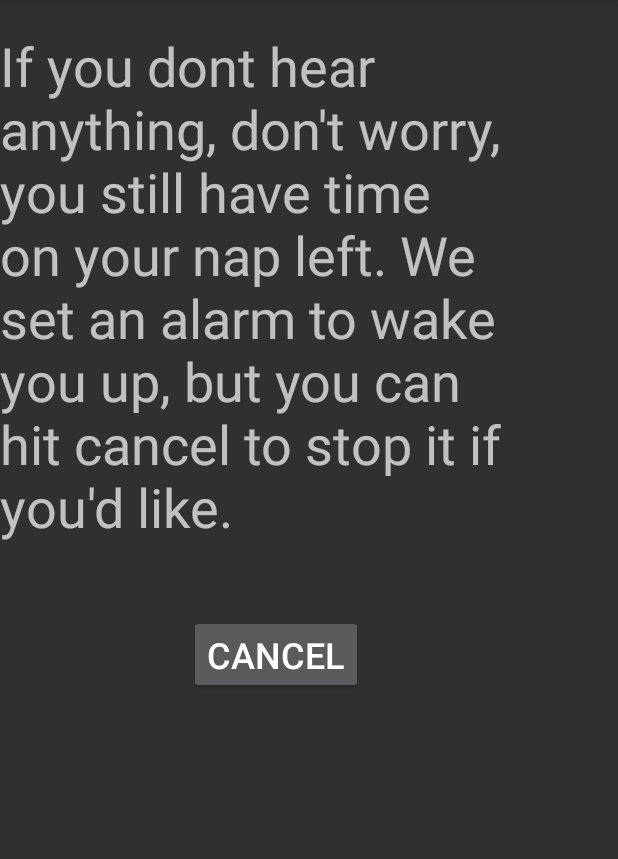
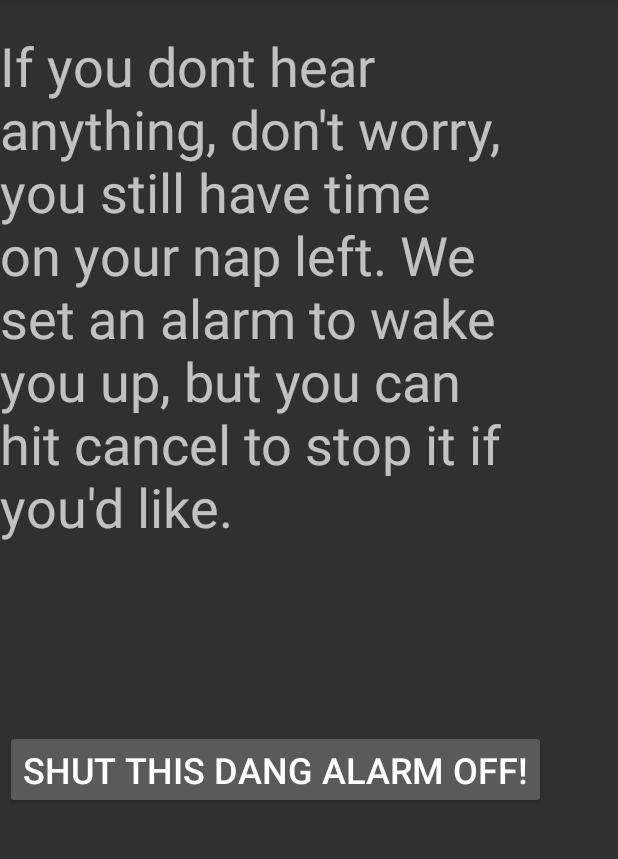
Before and after one commit to JoeyGale/NapAppv2, an Android app: the NapTimeTimer screen opened directly, with no data from a screen before it, on a phone screen of 412 x 824 dp, the part 84-943 px from its top. Run offline under Robolectric (Android 15) with nearby library versions, the phone set to English and light mode, and no system bars.

Commit message:
Added splash screen, timer visibility, and note screen.

```diff
--- a/app/src/main/AndroidManifest.xml
+++ b/app/src/main/AndroidManifest.xml
@@ -9,16 +9,17 @@
         android:roundIcon="@mipmap/ic_launcher_round"
         android:supportsRtl="true"
         android:theme="@style/AppTheme">
-        <activity android:name=".MainActivity">
+        <activity android:name=".Splash">
             <intent-filter>
                 <action android:name="android.intent.action.MAIN" />
 
                 <category android:name="android.intent.category.LAUNCHER" />
             </intent-filter>
         </activity>
+        <activity android:name=".MainActivity"></activity>
         <activity android:name=".TakeANap" />
         <activity android:name=".SeeNotes" />
-        <activity android:name=".NapTimeTimer"></activity>
+        <activity android:name=".NapTimeTimer" />
     </application>
 
 </manifest>
--- a/app/src/main/java/com/example/joeygale/napapp/NapTimeTimer.java
+++ b/app/src/main/java/com/example/joeygale/napapp/NapTimeTimer.java
@@ -6,14 +6,49 @@ import android.provider.MediaStore;
 import android.support.v7.app.AppCompatActivity;
 import android.os.Bundle;
 import android.util.Log;
+import android.view.KeyEvent;
 import android.view.View;
 import android.widget.Button;
 import android.widget.TextView;
+
+import org.w3c.dom.Text;
 
 import java.util.Timer;
 import java.util.TimerTask;
 
 public class NapTimeTimer extends AppCompatActivity {
+
+    // show seconds remaining
+    final Thread t = new Thread() {
+        @Override
+        public void run() {
+            try {
+                while (!isInterrupted()) {
+                    Thread.sleep(1000);
+                    runOnUiThread(new Runnable() {
+                        @Override
+                        public void run() {
+                            Button cancel = (Button) findViewById(R.id.btnCancel);
+                            TextView view = (TextView) findViewById(R.id.textView3);
+                            Button rotate = (Button) findViewById(R.id.btnRotate);
+
+                            if (TakeANap.napTimeSeconds > 0)
+                            {
+                                cancel.setText("Cancel: " + TakeANap.napTimeSeconds + " seconds remaining.");
+                                rotate.setRotation(rotate.getRotation() + 45);
+                            }
+                            else
+                            {
+                                cancel.setText("Shut this dang alarm off!");
+                                rotate.setVisibility(View.INVISIBLE);
+                            }
+                        }
+                    });
+                }
+            } catch (InterruptedException e) {
+            }
+        }
+    };
 
     @Override
     protected void onCreate(Bundle savedInstanceState) {
@@ -23,10 +58,13 @@ public class NapTimeTimer extends AppCompatActivity {
         final MediaPlayer mpAlarmClock;
 
         mpAlarmClock = MediaPlayer.create(this, R.raw.alarm_clock);
-        int secondsInNap = TakeANap.napTimeSeconds;
+        final int secondsInNap = TakeANap.napTimeSeconds;
+
+        t.start();
 
         //Declare the timer
         final Timer myTimer = new Timer();
+
         //Set the schedule function and rate
         myTimer.scheduleAtFixedRate(new TimerTask() {
                                         @Override
@@ -49,18 +87,26 @@ public class NapTimeTimer extends AppCompatActivity {
                                                 {
                                                     mpAlarmClock.pause();
                                                     myTimer.cancel();
+                                                    t.interrupt();
                                                     Intent myIntent = new Intent(NapTimeTimer.this, MainActivity.class);
                                                     startActivityForResult(myIntent, 0);
                                                 }
                                             });
-
-
                                         }
                                     },
                 //set the amount of time in milliseconds before first execution
                 0,
                 //Set the amount of time between each execution (in milliseconds)
                 1000);
+    }
 
+    // close the threads and media players if the user hits the back button
+    @Override
+    public boolean onKeyDown(int keyCode, KeyEvent event) {
+        if (keyCode == KeyEvent.KEYCODE_BACK) {
+            t.interrupt();
+        }
+
+        return super.onKeyDown(keyCode, event);
     }
 }
--- a/app/src/main/res/layout/activity_nap_time_timer.xml
+++ b/app/src/main/res/layout/activity_nap_time_timer.xml
@@ -9,8 +9,8 @@
     <RelativeLayout
         android:layout_width="368dp"
         android:layout_height="551dp"
-        tools:layout_editor_absoluteY="8dp"
-        tools:layout_editor_absoluteX="8dp">
+        tools:layout_editor_absoluteX="8dp"
+        tools:layout_editor_absoluteY="8dp">
 
         <TextView
             android:id="@+id/textView3"
@@ -26,11 +26,19 @@
             android:id="@+id/btnCancel"
             android:layout_width="wrap_content"
             android:layout_height="wrap_content"
-            android:layout_below="@+id/textView3"
+            android:layout_alignParentBottom="true"
             android:layout_centerHorizontal="true"
-            android:layout_marginTop="48dp"
+            android:layout_marginBottom="12dp"
             android:text="Cancel"
             android:textSize="24sp" />
 
+        <Button
+            android:id="@+id/btnRotate"
+            android:layout_width="wrap_content"
+            android:layout_height="wrap_content"
+            android:layout_below="@+id/textView3"
+            android:layout_centerHorizontal="true"
+            android:layout_marginTop="28dp" />
+
     </RelativeLayout>
 </android.support.constraint.ConstraintLayout>
--- a/build.gradle
+++ b/build.gradle
@@ -5,7 +5,7 @@ buildscript {
         jcenter()
     }
     dependencies {
-        classpath 'com.android.tools.build:gradle:2.3.3'
+        classpath 'com.android.tools.build:gradle:3.0.1'
 
         // NOTE: Do not place your application dependencies here; they belong
         // in the individual module build.gradle files
```
Also changed, not shown: app/src/main/java/com/example/joeygale/napapp/MainActivity.java (+11 -5 lines), app/src/main/java/com/example/joeygale/napapp/SeeNotes.java (+34 -3 lines), app/src/main/java/com/example/joeygale/napapp/Splash.java (added, +32 -0 lines), app/src/main/res/layout/activity_main.xml (+4 -4 lines), app/src/main/res/layout/activity_see_notes.xml (+40 -20 lines), app/src/main/res/layout/splash.xml (added, +31 -0 lines), gradle/wrapper/gradle-wrapper.properties.
